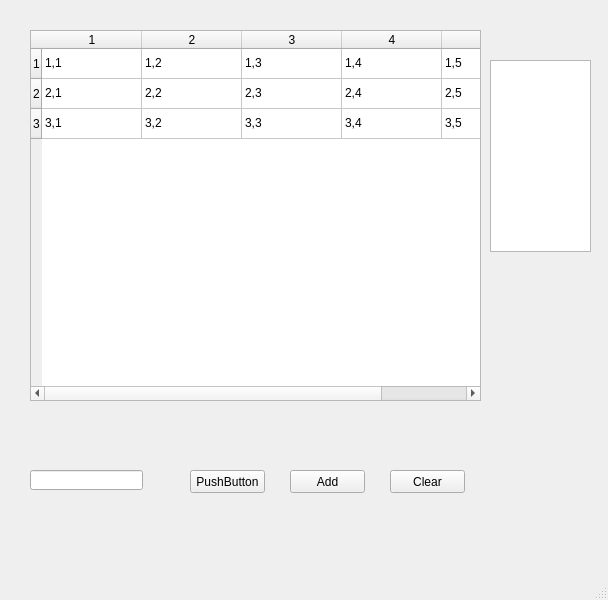
The window that Table/prj/mainwindow.ui (hashimoto0106/Qt) describes before a commit, drawn with Qt 5.
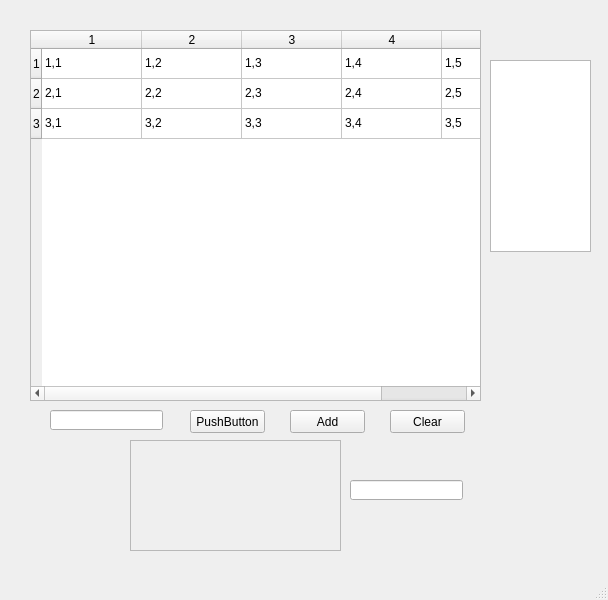
The same window after the commit.

What changed in the file:
```diff
--- a/Table/prj/mainwindow.ui
+++ b/Table/prj/mainwindow.ui
@@ -126,8 +126,8 @@
    <widget class="QLineEdit" name="lineEdit">
     <property name="geometry">
      <rect>
-      <x>30</x>
-      <y>470</y>
+      <x>50</x>
+      <y>410</y>
       <width>113</width>
       <height>20</height>
      </rect>
@@ -137,7 +137,7 @@
     <property name="geometry">
      <rect>
       <x>190</x>
-      <y>470</y>
+      <y>410</y>
       <width>75</width>
       <height>23</height>
      </rect>
@@ -150,7 +150,7 @@
     <property name="geometry">
      <rect>
       <x>290</x>
-      <y>470</y>
+      <y>410</y>
       <width>75</width>
       <height>23</height>
      </rect>
@@ -163,7 +163,7 @@
     <property name="geometry">
      <rect>
       <x>390</x>
-      <y>470</y>
+      <y>410</y>
       <width>75</width>
       <height>23</height>
      </rect>
@@ -172,6 +172,50 @@
      <string>Clear</string>
     </property>
    </widget>
+   <widget class="QScrollArea" name="scrollArea">
+    <property name="geometry">
+     <rect>
+      <x>130</x>
+      <y>440</y>
+      <width>211</width>
+      <height>111</height>
+     </rect>
+    </property>
+    <property name="widgetResizable">
+     <bool>true</bool>
+    </property>
+    <widget class="QWidget" name="scrollAreaWidgetContents">
+     <property name="geometry">
+      <rect>
+       <x>0</x>
+       <y>0</y>
+       <width>209</width>
+       <height>109</height>
+      </rect>
+     </property>
+     <widget class="QWidget" name="gridLayoutWidget">
+      <property name="geometry">
+       <rect>
+        <x>0</x>
+        <y>0</y>
+        <width>211</width>
+        <height>111</height>
+       </rect>
+      </property>
+      <layout class="QGridLayout" name="gridLayout"/>
+     </widget>
+    </widget>
+   </widget>
+   <widget class="QLineEdit" name="lineEdit_2">
+    <property name="geometry">
+     <rect>
+      <x>350</x>
+      <y>480</y>
+      <width>113</width>
+      <height>20</height>
+     </rect>
+    </property>
+   </widget>
   </widget>
   <widget class="QMenuBar" name="menubar">
    <property name="geometry">
```
